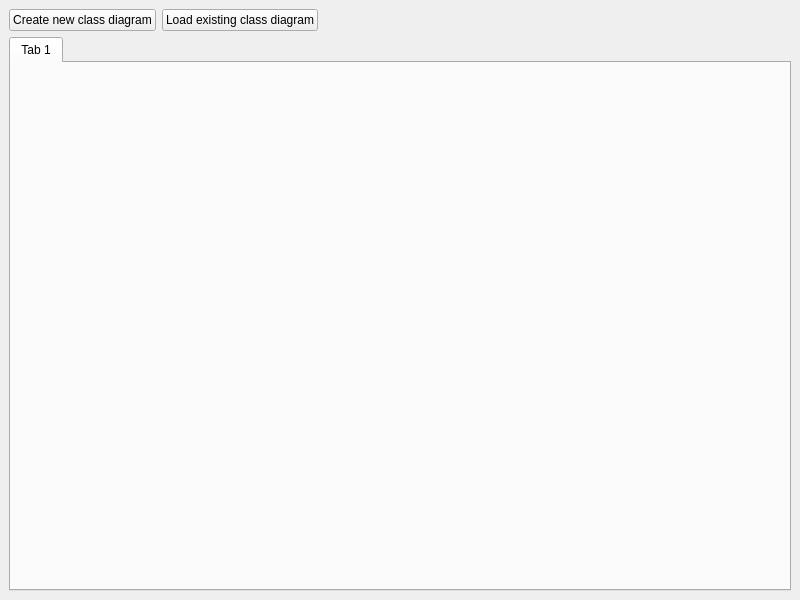
Before: the Qt Designer form src/views/mainwindow.ui in JohnyDevp/CPP_Project, drawn with Qt 5.
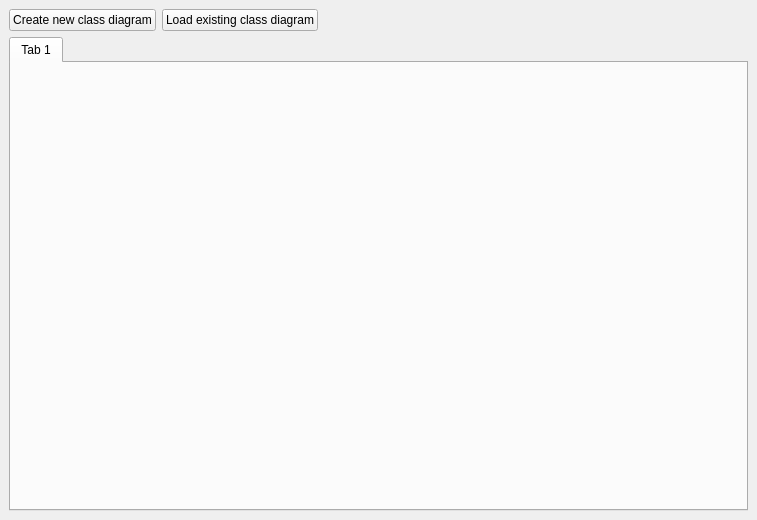
After: the same form once the commit is applied.

Patch:
```diff
--- a/src/views/mainwindow.ui
+++ b/src/views/mainwindow.ui
@@ -6,8 +6,8 @@
    <rect>
     <x>0</x>
     <y>0</y>
-    <width>800</width>
-    <height>600</height>
+    <width>757</width>
+    <height>520</height>
    </rect>
   </property>
   <property name="windowTitle">
```
Left out of the diff: 4 changed lines with no effect on the pictures.
